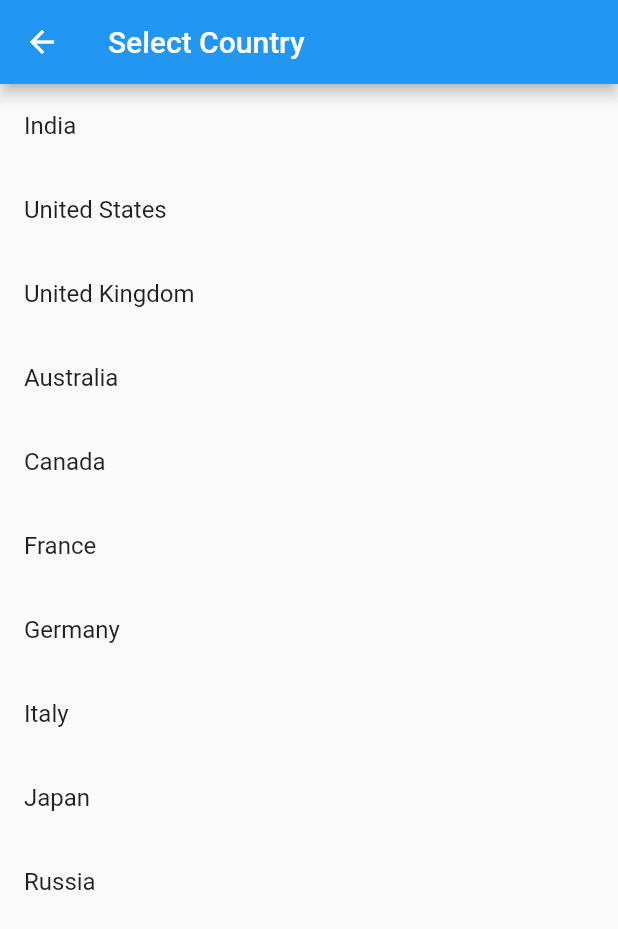
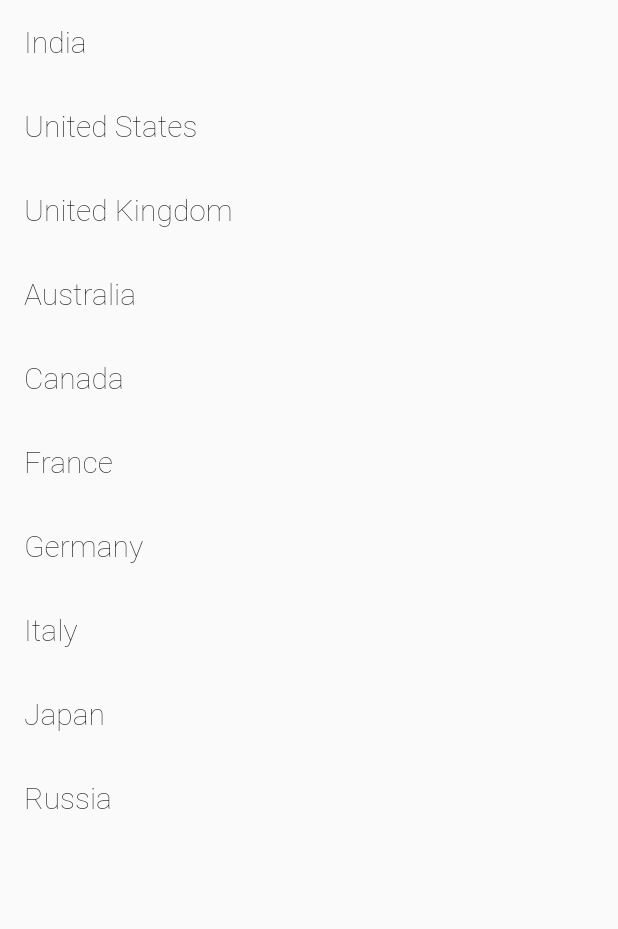
Before and after one commit to Shivxnshjasathi/Set---A, a Flutter app: the CountryList screen opened directly, on a phone screen of 412 x 824 dp. Shown: the top 929 px of the screen. Run offline on Flutter 3.47's test engine with Material 2 defaults, Android fonts, the phone set to English and light mode, and no system bars; our stand-ins replace animated_text_kit, google_fonts, page_transition; Roboto replaces fonts that are missing (Alata).

Commit message:
final commit 2

```diff
--- a/lib/Registrationform.dart
+++ b/lib/Registrationform.dart
@@ -488,14 +488,19 @@ class CountryList extends StatelessWidget {
   @override
   Widget build(BuildContext context) {
     return Scaffold(
-      appBar: AppBar(
-        title: Text('Select Country'),
-      ),
       body: ListView.builder(
         itemCount: _countries.length,
         itemBuilder: (context, index) {
           return ListTile(
-            title: Text(_countries[index].name),
+            title: Text(
+              _countries[index].name,
+              textAlign: TextAlign.start,
+              style: GoogleFonts.alata(
+                fontWeight: FontWeight.w100,
+                color: Ascolors,
+                fontSize: 20,
+              ),
+            ),
             onTap: () {
               Navigator.pop(context, _countries[index]);
             },
```
